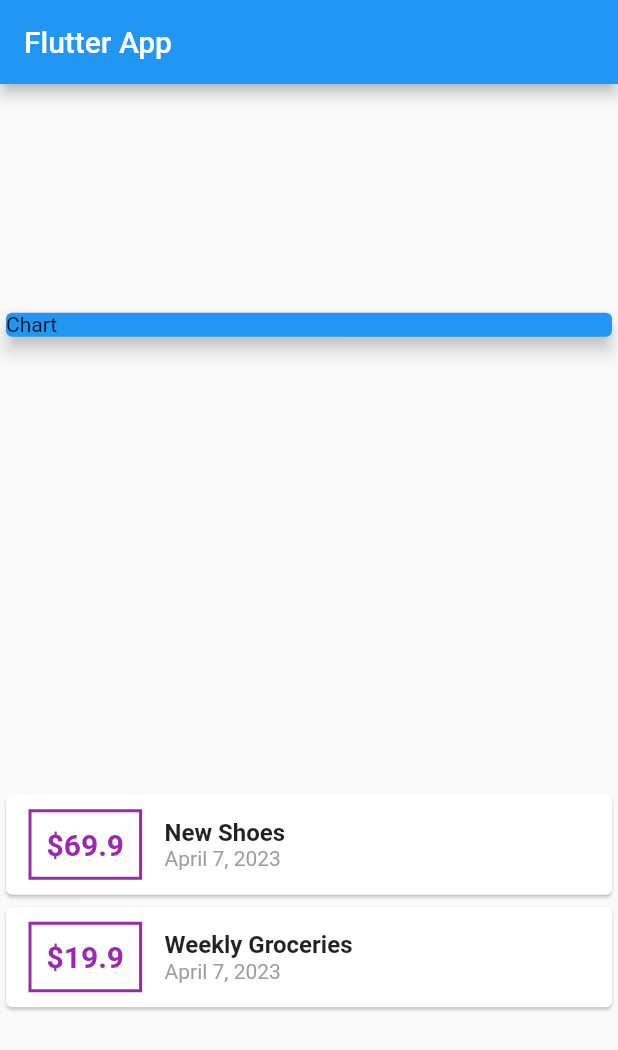
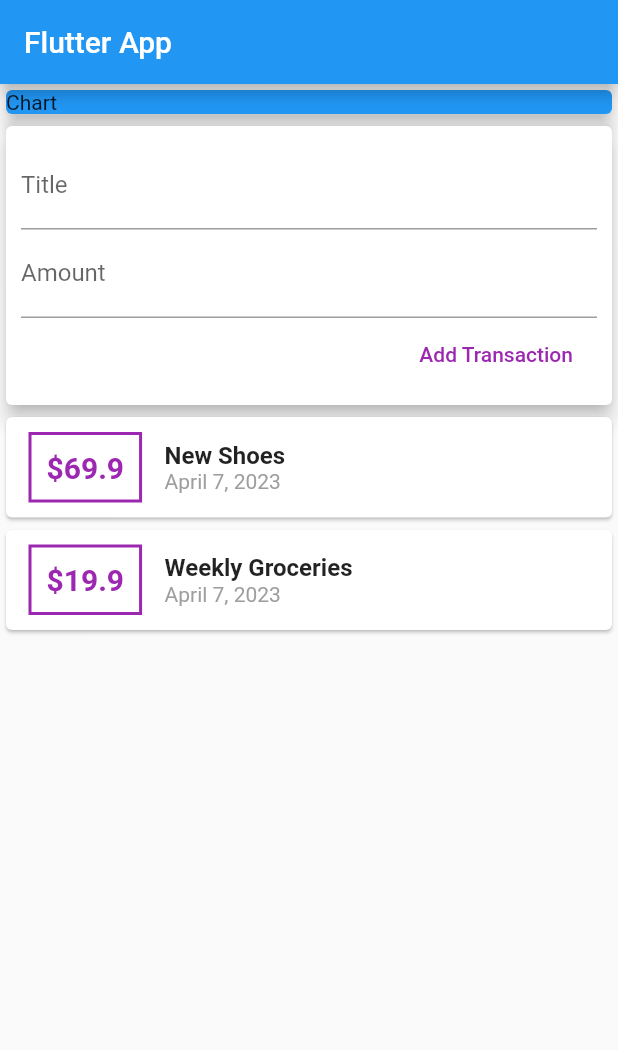
Before and after one commit to Trung-Hieu-Dev/flutter-crud-personal-expenses-app, a Flutter app: the screen it shows after launch, on a phone screen of 412 x 824 dp. Shown: the top 1050 px of the screen. Run offline on Flutter 3.47's test engine with Material 2 defaults, Android fonts, the light colour scheme and no system bars.

Commit message:
Adding User Input Widget

```diff
--- a/lib/main.dart
+++ b/lib/main.dart
@@ -37,9 +37,10 @@
         title: Text('Flutter App'),
       ),
       body: Column(
-        mainAxisAlignment: MainAxisAlignment.spaceAround,
+        mainAxisAlignment: MainAxisAlignment.start,
         crossAxisAlignment: CrossAxisAlignment.stretch,
         children: <Widget>[
+          // Chart section
           Container(
             width: double.infinity,
             child: Card(
@@ -48,6 +49,38 @@
               child: Text('Chart'),
             ),
           ),
+
+          // User input section
+          Card(
+            elevation: 5,
+            child: Container(
+              padding: EdgeInsets.all(10),
+              child: Column(
+                crossAxisAlignment: CrossAxisAlignment.end,
+                children: [
+                  TextField(
+                    decoration: InputDecoration(
+                      labelText: 'Title',
+                    ),
+                  ),
+                  TextField(
+                    decoration: InputDecoration(
+                      labelText: 'Amount',
+                    ),
+                  ),
+                  FlatButton(
+                    textColor: Colors.purple,
+                    child: Text(
+                      'Add Transaction',
+                    ),
+                    onPressed: () {},
+                  ),
+                ],
+              ),
+            ),
+          ),
+
+          // Transactions list section
           Column(
             children: transactions.map((tx) {
               return Card(
```
